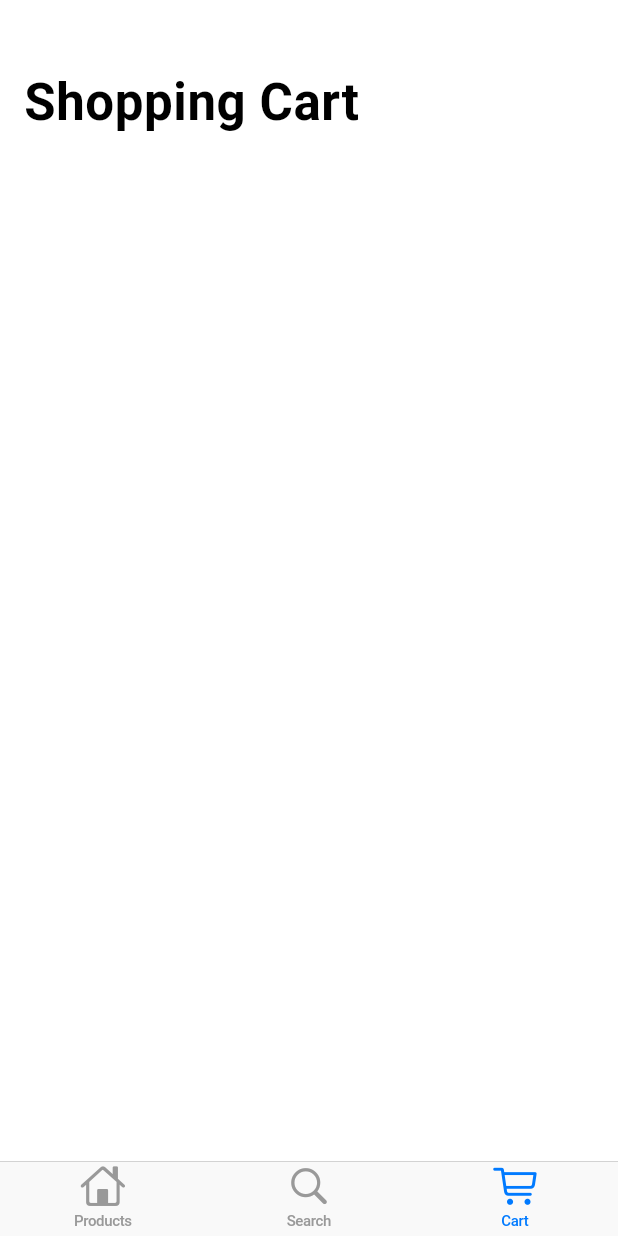
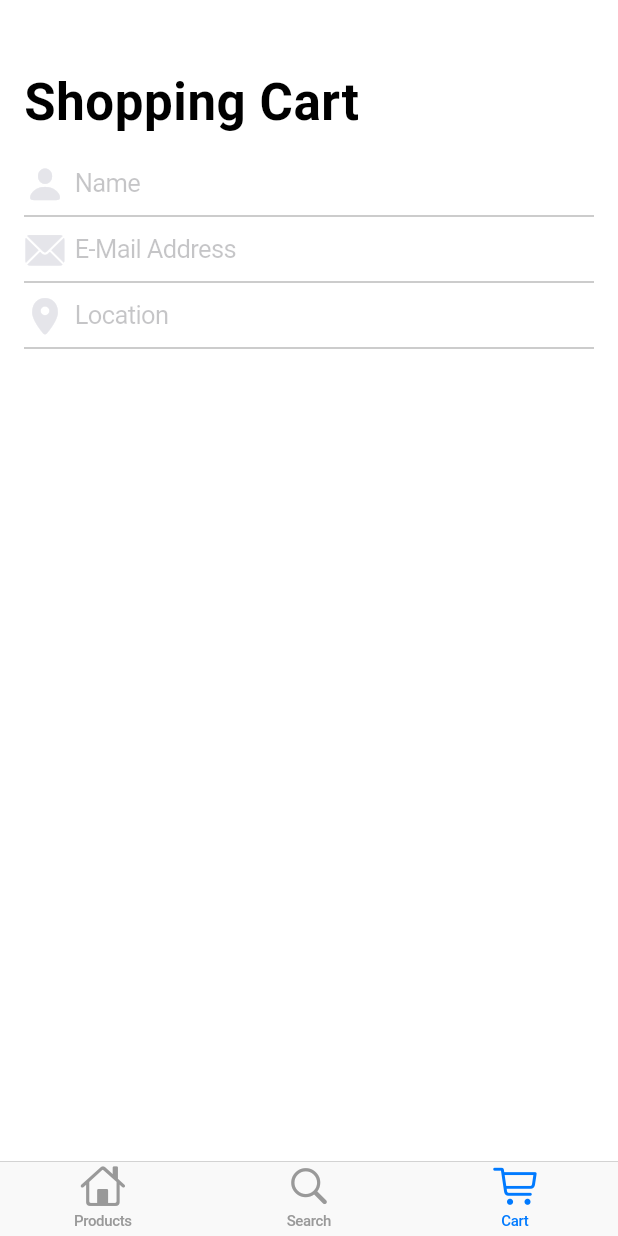
Before and after one commit to olvrcrls/flutter-cupertino-practice-app, a Flutter app: the screen it shows after launch, item 3 of the bottom bar chosen, on a phone screen of 412 x 824 dp. Run offline on Flutter 3.47's test engine with Material 2 defaults, Android fonts, the phone set to English and light mode, and no system bars.

Commit message:
Input fields for shopping cart tab. Rename _ShoppingCartState to _ShoppingCartTabState

```diff
--- a/lib/view/shopping_cart_tab.dart
+++ b/lib/view/shopping_cart_tab.dart
@@ -1,23 +1,142 @@
 import "package:flutter/cupertino.dart";
 import "package:provider/provider.dart";
+import "package:intl/intl.dart";
+import "package:cupertino/model/app_state_model.dart";
+import "package:cupertino/styles.dart";
 
-import "package:cupertino/model/app_state_model.dart";
+const _kDateTimePickerHeight = 216;
 
 class ShoppingCartTab extends StatefulWidget {
-  _ShoppingCartState createState() {
-    return _ShoppingCartState();
+  _ShoppingCartTabState createState() {
+    return _ShoppingCartTabState();
   }
 }
 
-class _ShoppingCartState extends State<ShoppingCartTab> {
+class _ShoppingCartTabState extends State<ShoppingCartTab> {
+  String name;
+  String email;
+  String location;
+  String pin;
+  DateTime dateTime = DateTime.now();
+
+  Widget _buildNameField() {
+    return CupertinoTextField(
+      prefix: const Icon(
+        CupertinoIcons.person_solid,
+        color: CupertinoColors.lightBackgroundGray,
+        size: 28
+      ),
+      padding: const EdgeInsets.symmetric(horizontal: 6, vertical: 12),
+      clearButtonMode: OverlayVisibilityMode.editing,
+      textCapitalization: TextCapitalization.words,
+      autocorrect: false,
+      decoration: const BoxDecoration(
+        border: Border(
+          bottom: BorderSide(
+            width: 0,
+            color: CupertinoColors.inactiveGray
+          ),
+        ),
+      ),
+      placeholder: 'Name',
+      onChanged: (newName) {
+        setState(() {
+          name = newName;
+        });
+      },
+    );
+  } // _buildNameField
+
+  Widget _buildEmailField() {
+    return CupertinoTextField(
+      prefix: Icon(
+        CupertinoIcons.mail_solid,
+        color: CupertinoColors.lightBackgroundGray,
+        size: 28,
+      ),
+      padding: EdgeInsets.symmetric(horizontal: 6, vertical: 12),
+      clearButtonMode: OverlayVisibilityMode.editing,
+      keyboardType: TextInputType.emailAddress,
+      autocorrect: false,
+      decoration: BoxDecoration(
+        border: Border(
+          bottom: BorderSide(
+            width: 0,
+            color: CupertinoColors.inactiveGray
+          )
+        ),
+      ),
+      placeholder: 'E-Mail Address',
+    );
+  } // _buildEmailField()
+
+  Widget _buildLocationField() {
+    return CupertinoTextField(
+      prefix: Icon(
+        CupertinoIcons.location_solid,
+        color: CupertinoColors.lightBackgroundGray,
+        size: 28,
+      ),
+      padding: EdgeInsets.symmetric(horizontal: 6, vertical: 12),
+      clearButtonMode: OverlayVisibilityMode.editing,
+      textCapitalization: TextCapitalization.words,
+      decoration: BoxDecoration(
+        border: Border(
+          bottom: BorderSide(
+            width: 0,
+            color: CupertinoColors.inactiveGray
+          ),
+        ),
+      ),
+      placeholder: "Location",
+    );
+  } // _buildLocationField
+
+  SliverChildBuilderDelegate _buildSliverChildBuilderDelegate(AppStateModel model) {
+    return SliverChildBuilderDelegate(
+      (context, index) {
+        switch (index) {
+          case 0:
+            return Padding(
+              padding: const EdgeInsets.symmetric(horizontal: 16),
+              child: _buildNameField()
+            );
+
+          case 1:
+            return Padding(
+              padding: const EdgeInsets.symmetric(horizontal: 16),
+              child: _buildEmailField()
+            );
+
+          case 2:
+            return Padding(
+              padding: const EdgeInsets.symmetric(horizontal: 16),
+              child: _buildLocationField(),
+            );
+
+          default:
+        }
+        return null;
+      }
+    );
+  }
+
+
   @override
   Widget build(BuildContext context) {
     return Consumer<AppStateModel>(
       builder: (context, model, child) {
         return CustomScrollView(
-          slivers: const <Widget> [
+          slivers: <Widget> [
             CupertinoSliverNavigationBar(
               largeTitle: Text('Shopping Cart'),
+            ),
+            SliverSafeArea(
+              top: false,
+              minimum: const EdgeInsets.only(top: 4),
+              sliver: SliverList(
+                delegate: _buildSliverChildBuilderDelegate(model),
+              ),
             )
           ]
         );
```
